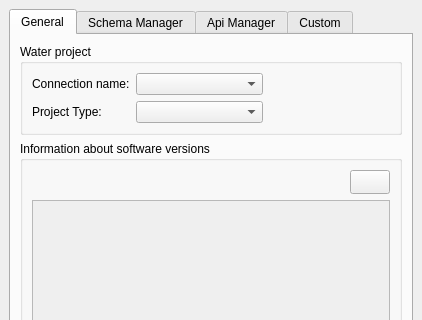
Qt form ui/readsql.ui (Giswater/giswater_qgis_plugin) before a commit; both pictures show x 0 to 422 and y 0 to 320 of the 422 by 626 pixel window.
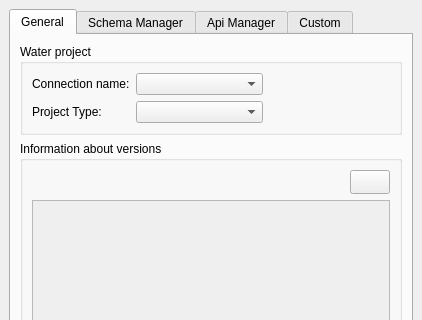
The same form after that commit. Icons and pictures are not drawn.

Commit message: Enhancement: Enhance btn schema manager

Diff of the .ui file:
```diff
--- a/ui/readsql.ui
+++ b/ui/readsql.ui
@@ -328,7 +328,7 @@
         <item row="1" column="0">
          <widget class="QGroupBox" name="groupBox_3">
           <property name="title">
-           <string>Information about software versions</string>
+           <string>Information about versions</string>
           </property>
           <layout class="QGridLayout" name="gridLayout_7">
            <item row="1" column="0" colspan="4">
```
The commit also changes 1 other file.
